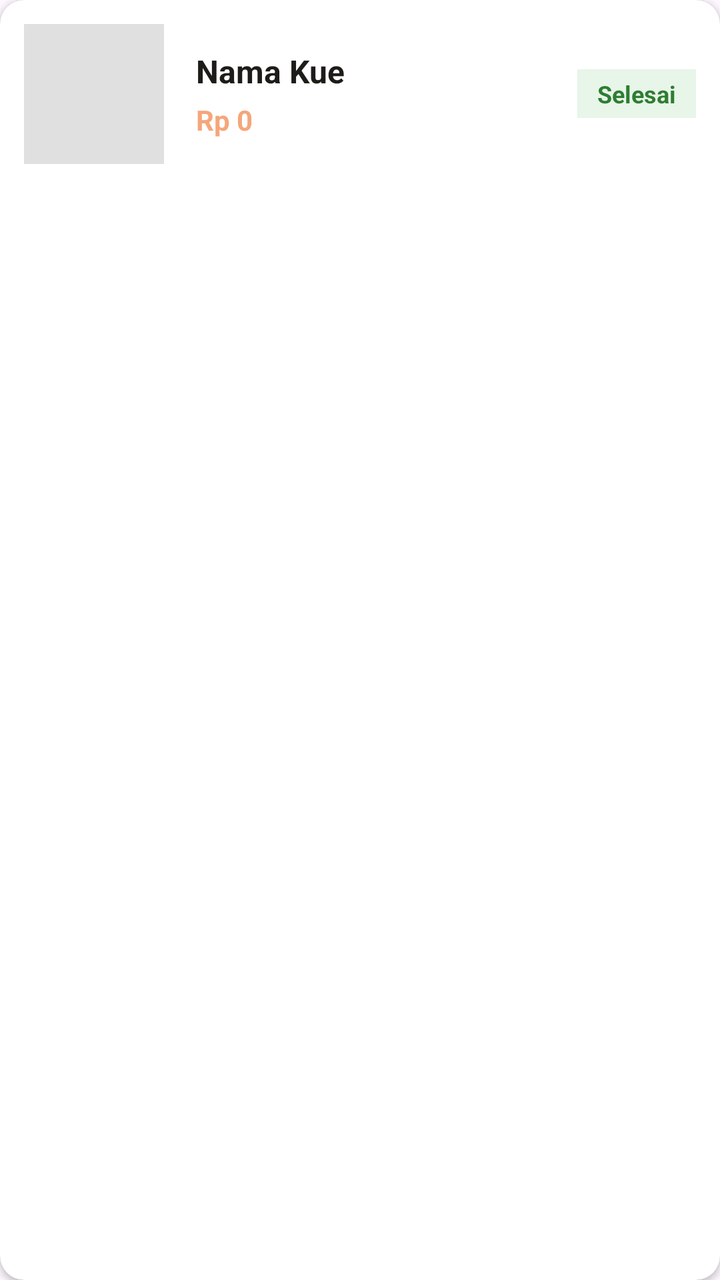
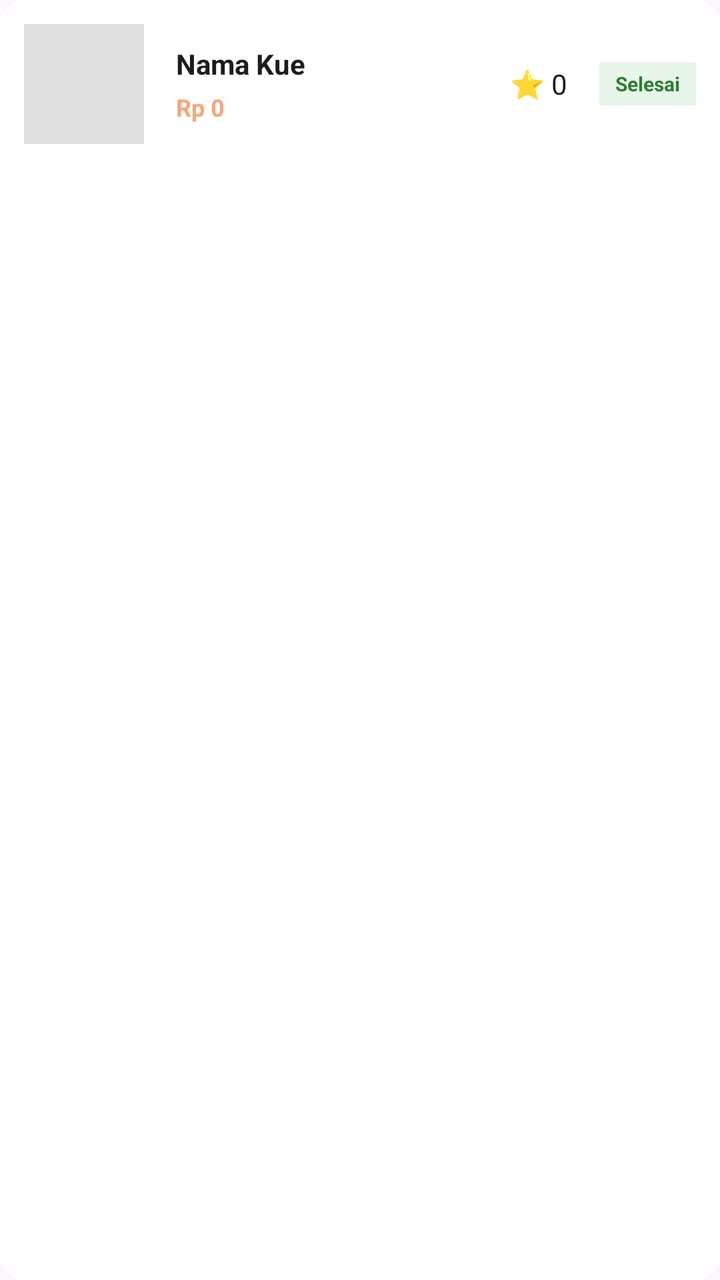

Two renders of the same Android screen: before a commit and after it. Below are the layout's source before the change and the commit's diff.
<!-- AndroidManifest.xml: application theme Theme.KueWeh -->
<!-- res/layout/item_pesanan.xml -->
<?xml version="1.0" encoding="utf-8"?>
<androidx.cardview.widget.CardView xmlns:android="http://schemas.android.com/apk/res/android"
    xmlns:app="http://schemas.android.com/apk/res-auto"
    android:layout_width="match_parent"
    android:layout_height="wrap_content"
    android:layout_marginVertical="6dp"
    app:cardCornerRadius="12dp"
    app:cardElevation="2dp">

    <LinearLayout
        android:layout_width="match_parent"
        android:layout_height="wrap_content"
        android:orientation="horizontal"
        android:padding="12dp"
        android:gravity="center_vertical">

        <ImageView
            android:id="@+id/imgPesanan"
            android:layout_width="70dp"
            android:layout_height="70dp"
            android:scaleType="centerCrop"
            android:background="#E0E0E0"/>

        <LinearLayout
            android:layout_width="0dp"
            android:layout_height="wrap_content"
            android:layout_weight="1"
            android:orientation="vertical"
            android:layout_marginStart="16dp">

            <TextView
                android:id="@+id/tvNamaPesanan"
                android:layout_width="wrap_content"
                android:layout_height="wrap_content"
                android:text="Nama Kue"
                android:textColor="#1E1C18"
                android:textSize="16sp"
                android:textStyle="bold" />

            <TextView
                android:id="@+id/tvHargaPesanan"
                android:layout_width="wrap_content"
                android:layout_height="wrap_content"
                android:layout_marginTop="4dp"
                android:text="Rp 0"
                android:textColor="#F5A67B"
                android:textStyle="bold" />
        </LinearLayout>

        <TextView
            android:layout_width="wrap_content"
            android:layout_height="wrap_content"
            android:background="#E8F5E9"
            android:textColor="#2E7D32"
            android:text="Selesai"
            android:textSize="12sp"
            android:textStyle="bold"
            android:paddingHorizontal="10dp"
            android:paddingVertical="4dp"/>
    </LinearLayout>
</androidx.cardview.widget.CardView>
<!-- resources referenced by this layout -->
<resources>
  <style name="Theme.KueWeh" parent="Base.Theme.KueWeh" />
  <style name="Base.Theme.KueWeh" parent="Theme.Material3.DayNight.NoActionBar">
          
          
      </style>
</resources>

<!-- the commit's change to res/layout/item_pesanan.xml (unified diff, before → after) -->
@@ -5,19 +5,20 @@
     android:layout_height="wrap_content"
     android:layout_marginVertical="6dp"
     app:cardCornerRadius="12dp"
-    app:cardElevation="2dp">
+    app:cardElevation="0dp">
 
     <LinearLayout
         android:layout_width="match_parent"
         android:layout_height="wrap_content"
         android:orientation="horizontal"
         android:padding="12dp"
-        android:gravity="center_vertical">
+        android:gravity="center_vertical"
+        android:background="#FFFFFF">
 
         <ImageView
             android:id="@+id/imgPesanan"
-            android:layout_width="70dp"
-            android:layout_height="70dp"
+            android:layout_width="60dp"
+            android:layout_height="60dp"
             android:scaleType="centerCrop"
             android:background="#E0E0E0"/>
 
@@ -34,7 +35,7 @@
                 android:layout_height="wrap_content"
                 android:text="Nama Kue"
                 android:textColor="#1E1C18"
-                android:textSize="16sp"
+                android:textSize="14sp"
                 android:textStyle="bold" />
 
             <TextView
@@ -44,8 +45,22 @@
                 android:layout_marginTop="4dp"
                 android:text="Rp 0"
                 android:textColor="#F5A67B"
+                android:textSize="12sp"
                 android:textStyle="bold" />
         </LinearLayout>
+
+        <TextView
+            android:id="@+id/tvRatingItem"
+            android:layout_width="wrap_content"
+            android:layout_height="wrap_content"
+            android:text="⭐ 0"
+            android:textColor="#1E1C18"
+            android:textSize="14sp"
+            android:layout_marginEnd="12dp"
+            android:background="?attr/selectableItemBackground"
+            android:clickable="true"
+            android:focusable="true"
+            android:padding="4dp"/>
 
         <TextView
             android:layout_width="wrap_content"
@@ -53,9 +68,9 @@
             android:background="#E8F5E9"
             android:textColor="#2E7D32"
             android:text="Selesai"
-            android:textSize="12sp"
+            android:textSize="10sp"
             android:textStyle="bold"
-            android:paddingHorizontal="10dp"
+            android:paddingHorizontal="8dp"
             android:paddingVertical="4dp"/>
     </LinearLayout>
 </androidx.cardview.widget.CardView>
